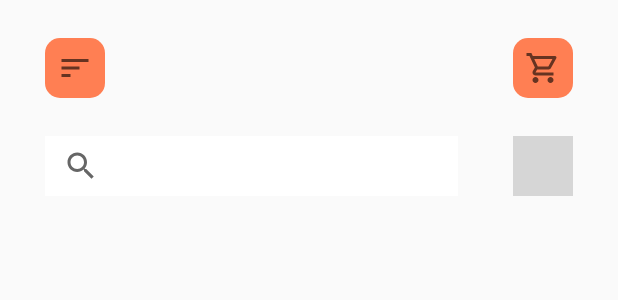
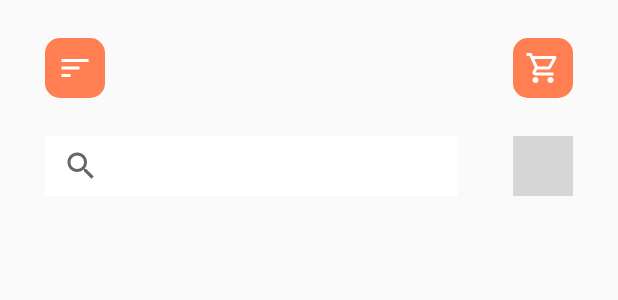
Before and after one commit to davan997/Pizza, an Android app: the layout searchbar.xml on its own in the app's theme, with its tools: preview values and no code run, on a phone screen of 412 x 824 dp. Shown: the top 300 px of the screen. Run offline under Robolectric (Android 15) with nearby library versions, the phone set to English and light mode, and no system bars; grey boxes are pictures that could not be loaded.

Commit message:
add image

```diff
--- a/app/src/main/java/com/example/pizza/Adapter/BannerAdapter.java
+++ b/app/src/main/java/com/example/pizza/Adapter/BannerAdapter.java
@@ -5,6 +5,7 @@ import android.view.View;
 import android.view.ViewGroup;
 import android.widget.ImageView;
 
+import androidx.annotation.NonNull;
 import androidx.viewpager.widget.PagerAdapter;
 
 import com.squareup.picasso.Picasso;
@@ -18,6 +19,7 @@ public class BannerAdapter extends PagerAdapter {
         this.imageurl = imageurl;
     }
 
+    @NonNull
     @Override
     public Object instantiateItem(ViewGroup container, int position) {
         ImageView imageView = new ImageView(context);
--- /dev/null
+++ b/app/src/main/res/drawable/ic_cart_white.xml
@@ -0,0 +1,5 @@
+<vector android:height="24dp" android:tint="#FFFFFF"
+    android:viewportHeight="24" android:viewportWidth="24"
+    android:width="24dp" xmlns:android="http://schemas.android.com/apk/res/android">
+    <path android:fillColor="@android:color/white" android:pathData="M15.55,13c0.75,0 1.41,-0.41 1.75,-1.03l3.58,-6.49c0.37,-0.66 -0.11,-1.48 -0.87,-1.48L5.21,4l-0.94,-2L1,2v2h2l3.6,7.59 -1.35,2.44C4.52,15.37 5.48,17 7,17h12v-2L7,15l1.1,-2h7.45zM6.16,6h12.15l-2.76,5L8.53,11L6.16,6zM7,18c-1.1,0 -1.99,0.9 -1.99,2S5.9,22 7,22s2,-0.9 2,-2 -0.9,-2 -2,-2zM17,18c-1.1,0 -1.99,0.9 -1.99,2s0.89,2 1.99,2 2,-0.9 2,-2 -0.9,-2 -2,-2z"/>
+</vector>
--- /dev/null
+++ b/app/src/main/res/drawable/ic_sort_white.xml
@@ -0,0 +1,5 @@
+<vector android:height="24dp" android:tint="#FFFFFF"
+    android:viewportHeight="24" android:viewportWidth="24"
+    android:width="24dp" xmlns:android="http://schemas.android.com/apk/res/android">
+    <path android:fillColor="@android:color/white" android:pathData="M3,18h6v-2L3,16v2zM3,6v2h18L21,6L3,6zM3,13h12v-2L3,11v2z"/>
+</vector>
--- a/app/src/main/res/layout/searchbar.xml
+++ b/app/src/main/res/layout/searchbar.xml
@@ -11,7 +11,7 @@
         android:background="@drawable/button"
         android:layout_marginTop="25dp"
         android:layout_marginStart="30dp"
-        android:src="@drawable/ic_baseline_sort_24"/>
+        android:src="@drawable/ic_sort_white"/>
     <ImageButton
         android:id="@+id/btcart"
         android:layout_width="40dp"
@@ -20,7 +20,7 @@
         android:layout_marginTop="25dp"
         android:layout_alignParentEnd="true"
         android:layout_marginEnd="30dp"
-        android:src="@drawable/ic_outline_shopping_cart_24" />
+        android:src="@drawable/ic_cart_white" />
     <androidx.appcompat.widget.SearchView
         android:id="@+id/searchview"
         android:layout_width="275dp"
--- a/build.gradle
+++ b/build.gradle
@@ -5,7 +5,7 @@ buildscript {
         mavenCentral()
     }
     dependencies {
-        classpath "com.android.tools.build:gradle:4.0.1"
+        classpath 'com.android.tools.build:gradle:4.2.2'
 
         // NOTE: Do not place your application dependencies here; they belong
         // in the individual module build.gradle files
```
Also changed, not shown: app/src/main/res/menu/menu.xml (+4 -4 lines), app/src/main/res/drawable-v24/black_light.jpg (deleted), app/src/main/res/drawable/collect5.jpg (renamed from app/src/main/res/drawable/selcet1.jpg), app/src/main/res/drawable/ic_cart.xml (renamed from app/src/main/res/drawable/ic_outline_shopping_cart_24.xml), app/src/main/res/drawable/ic_home_24.xml (renamed from app/src/main/res/drawable/ic_outline_home_24.xml), app/src/main/res/drawable/ic_notifications_24.xml (renamed from app/src/main/res/drawable/ic_outline_notifications_24.xml), app/src/main/res/drawable/ic_person_24.xml (renamed from app/src/main/res/drawable/ic_outline_person_24.xml), app/src/main/res/drawable/ic_sort_24.xml (renamed from app/src/main/res/drawable/ic_baseline_sort_24.xml).
